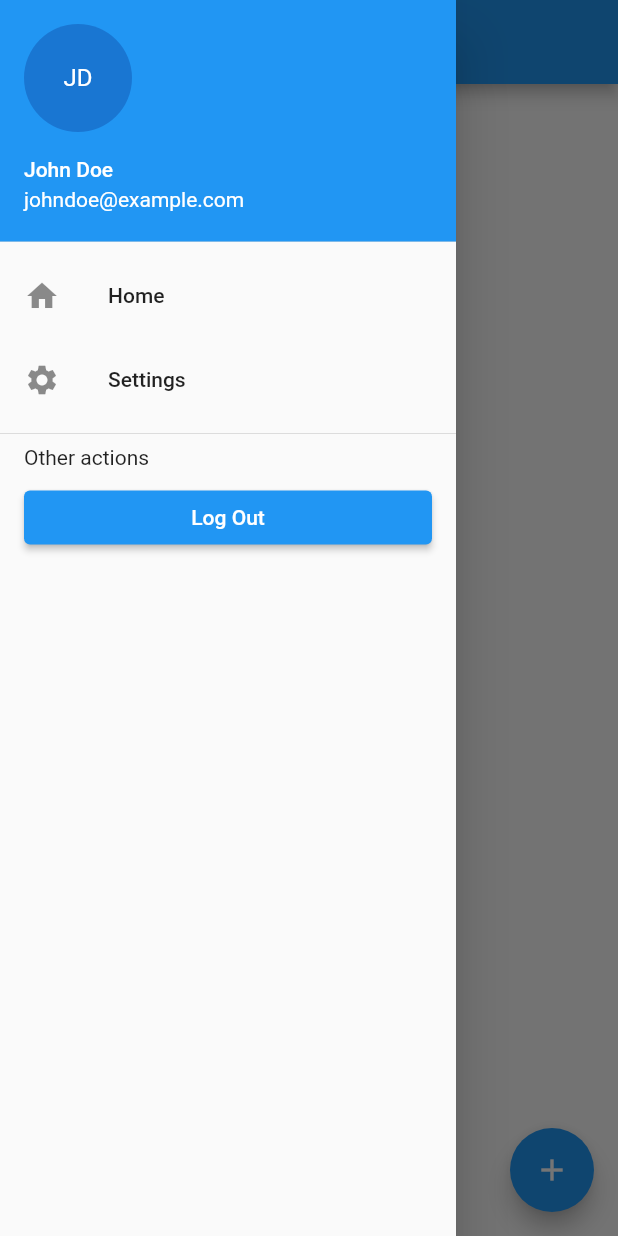
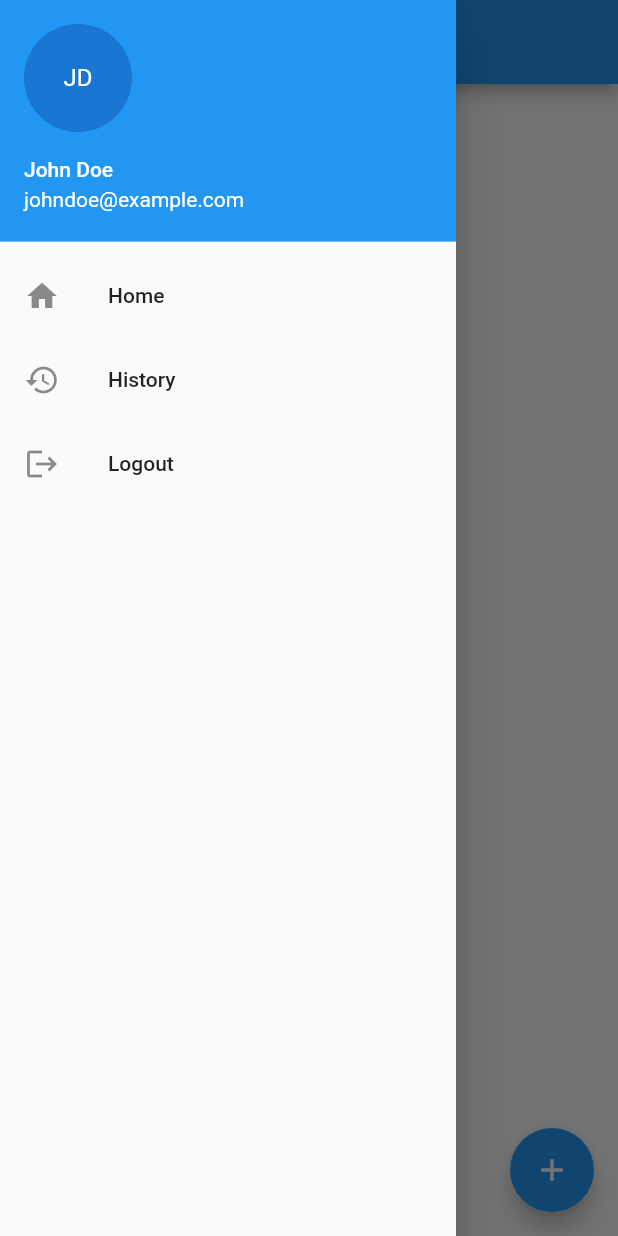
Before and after one commit to Fewsrt/Final_Project, a Flutter app: the screen it shows once a user with an empty profile is signed in, with the side drawer open, on a phone screen of 412 x 824 dp. Run offline on Flutter 3.47's test engine with Material 2 defaults, Android fonts, the phone set to English and light mode, and no system bars; our stand-ins replace cloud_firestore, firebase_auth, firebase_core, firebase_database, shared_preferences, syncfusion_flutter_gauges; accounts and stored records are empty.

Commit message:
add drawer

```diff
--- a/lib/Screens/card_device/card_device.dart
+++ b/lib/Screens/card_device/card_device.dart
@@ -1,10 +1,9 @@
 import 'package:alert/Screens/add_device/add_device.dart';
 import 'package:alert/Screens/admin_dashboard/admin_dashboard.dart';
-import 'package:alert/Screens/signin/signin.dart';
+import 'package:alert/component/custom_drawer.dart';
 import 'package:flutter/material.dart';
 import 'package:firebase_auth/firebase_auth.dart';
 import 'package:cloud_firestore/cloud_firestore.dart';
-import 'package:shared_preferences/shared_preferences.dart';
 
 class CardDevicePage extends StatefulWidget {
   final User user;
@@ -60,78 +59,7 @@ class _CardDeviceState extends State<CardDevicePage> {
       appBar: AppBar(
         title: const Text('Devices'),
       ),
-      drawer: Drawer(
-        child: ListView(
-          children: [
-            const UserAccountsDrawerHeader(
-              accountName: Text('John Doe'),
-              accountEmail: Text('johndoe@example.com'),
-              currentAccountPicture: CircleAvatar(
-                child: Text('JD'),
-              ),
-            ),
-            ListTile(
-              leading: const Icon(Icons.home),
-              title: const Text('Home'),
-              onTap: () {
-                // handle navigation to the home page
-              },
-            ),
-            ListTile(
-              leading: const Icon(Icons.settings),
-              title: const Text('Settings'),
-              onTap: () {
-                // handle navigation to the settings page
-              },
-            ),
-            const Divider(),
-            const Padding(
-              padding: EdgeInsets.symmetric(horizontal: 16.0),
-              child: Text('Other actions'),
-            ),
-            // const SizedBox(height: 16.0),
-            // Padding(
-            //   padding: const EdgeInsets.symmetric(horizontal: 16.0),
-            //   child: ElevatedButton(
-            //     onPressed: () {
-            //       // handle action 1
-            //     },
-            //     child: const Text('Action 1'),
-            //   ),
-            // ),
-            // const SizedBox(height: 8.0),
-            // Padding(
-            //   padding: const EdgeInsets.symmetric(horizontal: 16.0),
-            //   child: ElevatedButton(
-            //     onPressed: () {
-            //       // handle action 2
-            //     },
-            //     child: const Text('Action 2'),
-            //   ),
-            // ),
-            const SizedBox(height: 8.0),
-            Padding(
-              padding: const EdgeInsets.symmetric(horizontal: 16.0),
-              child: ElevatedButton(
-                onPressed: () async {
-                  await FirebaseAuth.instance.signOut();
-                  SharedPreferences prefs =
-                      await SharedPreferences.getInstance();
-                  prefs.remove('userId');
-                  Future.microtask(() {
-                    Navigator.pushAndRemoveUntil(
-                        context,
-                        MaterialPageRoute(
-                            builder: (context) => const SigninScreen()),
-                        (route) => false);
-                  });
-                },
-                child: const Text('Log Out'),
-              ),
-            ),
-          ],
-        ),
-      ),
+      drawer: CustomDrawer(),
       body: Padding(
         padding: const EdgeInsets.all(16.0),
         child: StreamBuilder<QuerySnapshot>(
--- /dev/null
+++ b/lib/component/custom_drawer.dart
@@ -0,0 +1,62 @@
+import 'package:flutter/material.dart';
+import 'package:firebase_auth/firebase_auth.dart';
+import 'package:shared_preferences/shared_preferences.dart';
+import 'package:alert/Screens/history/history.dart';
+import 'package:alert/Screens/signin/signin.dart';
+
+class CustomDrawer extends StatelessWidget {
+  const CustomDrawer({super.key});
+
+  @override
+  Widget build(BuildContext context) {
+    return Drawer(
+      child: ListView(
+        children: [
+          const UserAccountsDrawerHeader(
+            accountName: Text('John Doe'),
+            accountEmail: Text('johndoe@example.com'),
+            currentAccountPicture: CircleAvatar(
+              child: Text('JD'),
+            ),
+          ),
+          ListTile(
+            leading: const Icon(Icons.home),
+            title: const Text('Home'),
+            onTap: () {
+              // handle navigation to the home page
+            },
+          ),
+          ListTile(
+            leading: const Icon(Icons.history),
+            title: const Text('History'),
+            onTap: () {
+              Future.microtask(() {
+                Navigator.pushAndRemoveUntil(
+                    context,
+                    MaterialPageRoute(
+                        builder: (context) => const HistoryPage()),
+                    (route) => false);
+              });
+            },
+          ),
+          ListTile(
+            leading: const Icon(Icons.logout),
+            title: const Text('Logout'),
+            onTap: () async {
+              await FirebaseAuth.instance.signOut();
+              SharedPreferences prefs = await SharedPreferences.getInstance();
+              prefs.remove('userId');
+              Future.microtask(() {
+                Navigator.pushAndRemoveUntil(
+                    context,
+                    MaterialPageRoute(
+                        builder: (context) => const SigninScreen()),
+                    (route) => false);
+              });
+            },
+          ),
+        ],
+      ),
+    );
+  }
+}
```
Also changed, not shown: lib/Screens/history/history.dart (added, +78 -0 lines), 1 other file.
